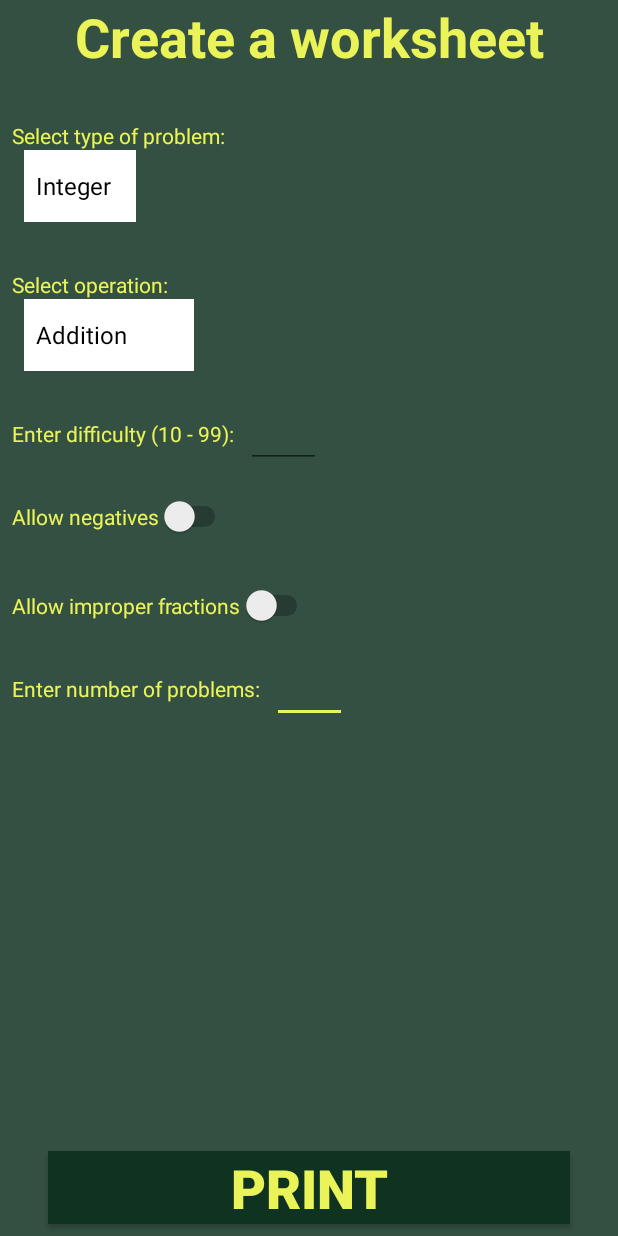
After one commit to stupid-genius/Math-Tutor, an Android app: the WorksheetActivity screen opened directly, with no data from a screen before it, on a phone screen of 412 x 824 dp. The commit adds this screen. Run offline under Robolectric (Android 15) with nearby library versions, the phone set to English and light mode, and no system bars.

Commit message:
WorksheetActivity working
Just need to get fractions working.  That means creating the template
and also making the template selectable.

```diff
--- a/app/src/main/java/com/stupid_genius/mathtutor/MathTutor.java
+++ b/app/src/main/java/com/stupid_genius/mathtutor/MathTutor.java
@@ -124,7 +124,7 @@ public class MathTutor implements Iterable<SimpleProblem> {
 			}
 		});
 
-		tutor.startSession(NumberEnum.INTEGER, OperationEnum.RANDOM, 25, 10, true, false);
+		tutor.startSession(NumberEnum.Integer, OperationEnum.Random, 25, 30, true, false);
 		tutor.setTemplate(new CLIWorksheetTemplate());
 		try (PrintStream ostrm = new PrintStream(new FileOutputStream("mathworksheet.html"))) {
 			ostrm.print(tutor.toString());
@@ -133,7 +133,7 @@ public class MathTutor implements Iterable<SimpleProblem> {
 		}
 
 		System.out.println("Welcome to MathTutor CLI!");
-		tutor.startSession(NumberEnum.INTEGER, OperationEnum.RANDOM,0, 10, true, false);
+		tutor.startSession(NumberEnum.Integer, OperationEnum.Random,0, 10, true, false);
 		Scanner stdin = new Scanner(System.in);
 		for(SimpleProblem problem : tutor){
 			System.out.println(problem.toString());
--- a/app/src/main/java/com/stupid_genius/mathtutor/OperationEnum.java
+++ b/app/src/main/java/com/stupid_genius/mathtutor/OperationEnum.java
@@ -1,7 +1,7 @@
 package com.stupid_genius.mathtutor;
 
 public enum OperationEnum {
-    ADDITION("+"), SUBTRACTION("-"), MULTIPLICATION("*"), DIVISION("/"), RANDOM("");
+    Addition("+"), Subtraction("-"), Multiplication("×"), Division("÷"), Random("");
 
 	private String operator;
 
--- a/app/src/main/java/com/stupid_genius/mathtutor/ProblemFactory.java
+++ b/app/src/main/java/com/stupid_genius/mathtutor/ProblemFactory.java
@@ -32,7 +32,7 @@ class ProblemFactory implements Iterator<SimpleProblem>{
 	public SimpleProblem next() {
 		++sessionCreated;
 		OperationEnum op = operation;
-		if(OperationEnum.RANDOM.equals(operation)){
+		if(OperationEnum.Random.equals(operation)){
 			op = ops[(int)(Math.random()*(ops.length-1))];
 		}
 		return numberClass.newProblem(op, config);
@@ -48,6 +48,6 @@ class ProblemFactory implements Iterator<SimpleProblem>{
 	}
 
 	public String toString() {
-		return String.format("Problem factory:\n%s\n%s\n%s", numberClass, operation, config);
+		return String.format("Problem factory:\n%s\n%s\n%s\n", numberClass, operation, config);
 	}
 }
--- a/app/src/main/java/com/stupid_genius/mathtutor/SimpleFractionAddition.java
+++ b/app/src/main/java/com/stupid_genius/mathtutor/SimpleFractionAddition.java
@@ -6,14 +6,14 @@ public class SimpleFractionAddition extends SimpleFractionProblem {
 	public SimpleFractionAddition(SimpleFraction first, SimpleFraction second) {
 		firstNumber = first;
 		secondNumber = second;
-		operation = OperationEnum.ADDITION;
+		operation = OperationEnum.Addition;
 	}
 
 	public SimpleFractionAddition(Map<MathTutorConfiguration, String> config) {
 		int level = Integer.parseInt(config.get(MathTutorConfiguration.LEVEL));
 		firstNumber = new SimpleFraction((int) (Math.random() * level), (int) (Math.random() * level) + 1);
 		secondNumber = new SimpleFraction((int) (Math.random() * level), (int) (Math.random() * level) + 1);
-		operation = OperationEnum.ADDITION;
+		operation = OperationEnum.Addition;
 	}
 
 	@Override
--- a/app/src/main/java/com/stupid_genius/mathtutor/SimpleFractionDivision.java
+++ b/app/src/main/java/com/stupid_genius/mathtutor/SimpleFractionDivision.java
@@ -6,14 +6,14 @@ public class SimpleFractionDivision extends SimpleFractionProblem {
 	public SimpleFractionDivision(SimpleFraction first, SimpleFraction second) {
 		firstNumber = first;
 		secondNumber = second;
-		operation = OperationEnum.DIVISION;
+		operation = OperationEnum.Division;
 	}
 
 	public SimpleFractionDivision(Map<MathTutorConfiguration, String> config) {
 		int level = Integer.parseInt(config.get(MathTutorConfiguration.LEVEL));
 		firstNumber = new SimpleFraction((int) (Math.random() * level), (int) (Math.random() * level) + 1);
 		secondNumber = new SimpleFraction((int) (Math.random() * level)+1, (int) (Math.random() * level) + 1);
-		operation = OperationEnum.DIVISION;
+		operation = OperationEnum.Division;
 	}
 
 	@Override
--- a/app/src/main/java/com/stupid_genius/mathtutor/SimpleFractionMultiplication.java
+++ b/app/src/main/java/com/stupid_genius/mathtutor/SimpleFractionMultiplication.java
@@ -6,14 +6,14 @@ public class SimpleFractionMultiplication extends SimpleFractionProblem {
 	public SimpleFractionMultiplication(SimpleFraction first, SimpleFraction second) {
 		firstNumber = first;
 		secondNumber = second;
-		operation = OperationEnum.MULTIPLICATION;
+		operation = OperationEnum.Multiplication;
 	}
 
 	public SimpleFractionMultiplication(Map<MathTutorConfiguration, String> config) {
 		int level = Integer.parseInt(config.get(MathTutorConfiguration.LEVEL));
 		firstNumber = new SimpleFraction((int) (Math.random() * level), (int) (Math.random() * level) + 1);
 		secondNumber = new SimpleFraction((int) (Math.random() * level), (int) (Math.random() * level) + 1);
-		operation = OperationEnum.MULTIPLICATION;
+		operation = OperationEnum.Multiplication;
 	}
 
 	@Override
--- a/app/src/main/java/com/stupid_genius/mathtutor/SimpleFractionSubtraction.java
+++ b/app/src/main/java/com/stupid_genius/mathtutor/SimpleFractionSubtraction.java
@@ -6,14 +6,14 @@ public class SimpleFractionSubtraction extends SimpleFractionProblem {
 	public SimpleFractionSubtraction(SimpleFraction first, SimpleFraction second) {
 		firstNumber = first;
 		secondNumber = second;
-		operation = OperationEnum.SUBTRACTION;
+		operation = OperationEnum.Subtraction;
 	}
 
 	public SimpleFractionSubtraction(Map<MathTutorConfiguration, String> config) {
 		int level = Integer.parseInt(config.get(MathTutorConfiguration.LEVEL));
 		firstNumber = new SimpleFraction((int) (Math.random() * level), (int) (Math.random() * level) + 1);
 		secondNumber = new SimpleFraction((int) (Math.random() * level), (int) (Math.random() * level) + 1);
-		operation = OperationEnum.SUBTRACTION;
+		operation = OperationEnum.Subtraction;
 	}
 
 	@Override
--- a/app/src/main/java/com/stupid_genius/mathtutor/SimpleIntegerAddition.java
+++ b/app/src/main/java/com/stupid_genius/mathtutor/SimpleIntegerAddition.java
@@ -13,7 +13,7 @@ public class SimpleIntegerAddition extends SimpleIntegerProblem {
 			firstNumber = (int) (Math.random() * level);
 			secondNumber = (int) (Math.random() * level);
 		}
-		operation = OperationEnum.ADDITION;
+		operation = OperationEnum.Addition;
 	}
 
 	@Override
--- a/app/src/main/java/com/stupid_genius/mathtutor/SimpleIntegerDivision.java
+++ b/app/src/main/java/com/stupid_genius/mathtutor/SimpleIntegerDivision.java
@@ -15,7 +15,7 @@ class SimpleIntegerDivision extends SimpleIntegerProblem {
 			secondNumber = (int) (Math.random() * (level-1)) + 1;
 			firstNumber = ((int) (Math.random() * level)) * secondNumber;
 		}
-		operation = OperationEnum.DIVISION;
+		operation = OperationEnum.Division;
 	}
 
 	@Override
--- a/app/src/main/java/com/stupid_genius/mathtutor/SimpleIntegerMultiplication.java
+++ b/app/src/main/java/com/stupid_genius/mathtutor/SimpleIntegerMultiplication.java
@@ -13,7 +13,7 @@ class SimpleIntegerMultiplication extends SimpleIntegerProblem {
 			firstNumber = (int) (Math.random() * level);
 			secondNumber = (int) (Math.random() * level);
 		}
-		operation = OperationEnum.MULTIPLICATION;
+		operation = OperationEnum.Multiplication;
 	}
 
 	@Override
--- a/app/src/main/java/com/stupid_genius/mathtutor/SimpleIntegerSubraction.java
+++ b/app/src/main/java/com/stupid_genius/mathtutor/SimpleIntegerSubraction.java
@@ -13,7 +13,7 @@ public class SimpleIntegerSubraction extends SimpleIntegerProblem {
 			secondNumber = (int) (Math.random() * level*.8);
 			firstNumber = ((int) (Math.random() * level*.8) + 1) + secondNumber;
 		}
-		operation = OperationEnum.SUBTRACTION;
+		operation = OperationEnum.Subtraction;
 	}
 
 	@Override
--- /dev/null
+++ b/app/src/main/java/com/stupid_genius/mathtutor/WorksheetActivity.java
@@ -0,0 +1,84 @@
+package com.stupid_genius.mathtutor;
+
+import androidx.appcompat.app.AppCompatActivity;
+
+import android.content.Context;
+import android.os.Bundle;
+import android.print.PrintAttributes;
+import android.print.PrintDocumentAdapter;
+import android.print.PrintJob;
+import android.print.PrintManager;
+import android.view.View;
+import android.webkit.WebView;
+import android.webkit.WebViewClient;
+import android.widget.ArrayAdapter;
+import android.widget.EditText;
+import android.widget.Spinner;
+import android.widget.Switch;
+
+public class WorksheetActivity extends AppCompatActivity{
+	private MathTutor tutor;
+	private WebView webView;
+
+	@Override
+	protected void onCreate(Bundle savedInstanceState) {
+		super.onCreate(savedInstanceState);
+		setContentView(R.layout.activity_worksheet);
+
+		ArrayAdapter<NumberEnum> numberAdapter = new ArrayAdapter<>(this, android.R.layout.simple_spinner_dropdown_item, NumberEnum.values());
+		ArrayAdapter<OperationEnum> operationAdapter = new ArrayAdapter<>(this, android.R.layout.simple_spinner_dropdown_item, OperationEnum.values());
+
+		Spinner numberClass = findViewById(R.id.numberClass);
+		Spinner operations = findViewById(R.id.operations);
+		numberClass.setAdapter(numberAdapter);
+		operations.setAdapter(operationAdapter);
+	}
+
+	private void createWebPrintJob(WebView view){
+		PrintManager printManager = (PrintManager) getSystemService(Context.PRINT_SERVICE);
+		String jobName = getString(R.string.app_name) + " Worksheet";
+		PrintDocumentAdapter printAdapter = webView.createPrintDocumentAdapter(jobName);
+		PrintJob printJob = printManager.print(jobName, printAdapter, new PrintAttributes.Builder().build());
+	}
+
+	public void clickPrint(View view) {
+		Spinner numberClass = findViewById(R.id.numberClass);
+		Spinner operation = findViewById(R.id.operations);
+		Switch allowNegatives = findViewById(R.id.negatives);
+		Switch allowImproper = findViewById(R.id.improper);
+		EditText sessionCount = findViewById(R.id.sessionCount);
+		EditText difficulty = findViewById(R.id.level);
+
+		int count = Integer.parseInt(String.valueOf(sessionCount.getText()));
+		int level = Integer.parseInt(String.valueOf(difficulty.getText()));
+
+		if(count<1){
+			count = 1;
+		}
+		if(level < 10){
+			level = 10;
+		}else if(level > 99){
+			level = 99;
+		}
+
+		AppWorksheetTemplate template = new AppWorksheetTemplate();
+		template.setApplicationContext(getApplicationContext());
+		tutor = new MathTutor();
+		tutor.setTemplate(template);
+		tutor.startSession((NumberEnum) numberClass.getSelectedItem(), (OperationEnum) operation.getSelectedItem(), count, level, allowNegatives.isChecked(), allowImproper.isChecked());
+
+		webView = new WebView(WorksheetActivity.this);
+		webView.setWebViewClient(new WebViewClient(){
+			public boolean shouldOverrideUrlLoading(WebView view, String url){
+				return false;
+			}
+
+			@Override
+			public void onPageFinished(WebView view, String url){
+				createWebPrintJob(view);
+				webView = null;
+			}
+		});
+		webView.loadDataWithBaseURL(null, tutor.toString(), "text/HTML", "UTF-8", null);
+	}
+}
--- /dev/null
+++ b/app/src/main/res/layout/activity_worksheet.xml
@@ -0,0 +1,150 @@
+<?xml version="1.0" encoding="utf-8"?>
+<androidx.constraintlayout.widget.ConstraintLayout xmlns:android="http://schemas.android.com/apk/res/android"
+    xmlns:app="http://schemas.android.com/apk/res-auto"
+    xmlns:tools="http://schemas.android.com/tools"
+    android:layout_width="match_parent"
+    android:layout_height="match_parent"
+    android:background="@color/primary_lightVariant"
+    tools:context=".WorksheetActivity">
+
+    <Spinner
+        android:id="@+id/numberClass"
+        android:layout_width="wrap_content"
+        android:layout_height="wrap_content"
+        android:layout_marginStart="16dp"
+        android:background="@android:color/white"
+        app:layout_constraintStart_toStartOf="parent"
+        app:layout_constraintTop_toBottomOf="@+id/textView2" />
+
+    <TextView
+        android:id="@+id/textView"
+        android:layout_width="wrap_content"
+        android:layout_height="wrap_content"
+        android:text="Create a worksheet"
+        android:textColor="@color/colorAccent"
+        android:textSize="36sp"
+        android:textStyle="bold"
+        app:layout_constraintEnd_toEndOf="parent"
+        app:layout_constraintStart_toStartOf="parent"
+        app:layout_constraintTop_toTopOf="parent" />
+
+    <TextView
+        android:id="@+id/textView2"
+        android:layout_width="wrap_content"
+        android:layout_height="wrap_content"
+        android:layout_marginStart="8dp"
+        android:layout_marginTop="32dp"
+        android:text="Select type of problem:"
+        android:textColor="@color/colorAccent"
+        app:layout_constraintStart_toStartOf="parent"
+        app:layout_constraintTop_toBottomOf="@+id/textView" />
+
+    <TextView
+        android:id="@+id/textView3"
+        android:layout_width="wrap_content"
+        android:layout_height="wrap_content"
+        android:layout_marginStart="8dp"
+        android:layout_marginTop="32dp"
+        android:text="Select operation:"
+        android:textColor="@color/colorAccent"
+        app:layout_constraintStart_toStartOf="parent"
+        app:layout_constraintTop_toBottomOf="@+id/numberClass" />
+
+    <TextView
+        android:id="@+id/textView4"
+        android:layout_width="wrap_content"
+        android:layout_height="wrap_content"
+        android:layout_marginStart="8dp"
+        android:layout_marginTop="32dp"
+        android:text="Enter difficulty (10 - 99):"
+        android:textColor="@color/colorAccent"
+        app:layout_constraintStart_toStartOf="parent"
+        app:layout_constraintTop_toBottomOf="@+id/operations" />
+
+    <Spinner
+        android:id="@+id/operations"
+        android:layout_width="wrap_content"
+        android:layout_height="wrap_content"
+        android:layout_marginStart="16dp"
+        android:background="@android:color/white"
+        app:layout_constraintStart_toStartOf="parent"
+        app:layout_constraintTop_toBottomOf="@+id/textView3" />
+
+    <TextView
+        android:id="@+id/textView7"
+        android:layout_width="wrap_content"
+        android:layout_height="wrap_content"
+        android:layout_marginStart="8dp"
+        android:layout_marginTop="32dp"
+        android:text="Enter number of problems:"
+        android:textColor="@color/colorAccent"
+        app:layout_constraintStart_toStartOf="parent"
+        app:layout_constraintTop_toBottomOf="@+id/improper" />
+
+    <Switch
+        android:id="@+id/negatives"
+        android:layout_width="wrap_content"
+        android:layout_height="wrap_content"
+        android:layout_marginStart="8dp"
+        android:layout_marginTop="32dp"
+        android:text="Allow negatives"
+        android:textColor="@color/colorAccent"
+        app:layout_constraintStart_toStartOf="parent"
+        app:layout_constraintTop_toBottomOf="@+id/textView4" />
+
+    <Switch
+        android:id="@+id/improper"
+        android:layout_width="wrap_content"
+        android:layout_height="wrap_content"
+        android:layout_marginStart="8dp"
+        android:layout_marginTop="32dp"
+        android:text="Allow improper fractions"
+        android:textColor="@color/colorAccent"
+        app:layout_constraintStart_toStartOf="parent"
+        app:layout_constraintTop_toBottomOf="@+id/negatives"
+        tools:visibility="visible" />
+
+    <Button
+        android:id="@+id/button"
+        android:layout_width="0dp"
+        android:layout_height="wrap_content"
+        android:layout_marginStart="32dp"
+        android:layout_marginEnd="32dp"
+        android:layout_marginBottom="8dp"
+        android:background="@color/colorPrimaryDark"
+        android:onClick="clickPrint"
+        android:text="Print"
+        android:textColor="@color/colorAccent"
+        android:textSize="36sp"
+        android:textStyle="bold"
+        app:layout_constraintBottom_toBottomOf="parent"
+        app:layout_constraintEnd_toEndOf="parent"
+        app:layout_constraintStart_toStartOf="parent" />
+
+    <EditText
+        android:id="@+id/sessionCount"
+        android:layout_width="0dp"
+        android:layout_height="wrap_content"
+        android:layout_marginStart="8dp"
+        android:width="50sp"
+        android:ems="10"
+        android:inputType="number"
+        android:textColor="@color/colorAccent"
+        app:layout_constraintBottom_toBottomOf="@+id/textView7"
+        app:layout_constraintStart_toEndOf="@+id/textView7"
+        app:layout_constraintTop_toTopOf="@+id/textView7" />
+
+    <EditText
+        android:id="@+id/level"
+        android:layout_width="wrap_content"
+        android:layout_height="wrap_content"
+        android:layout_marginStart="8dp"
+        android:width="50sp"
+        android:ems="10"
+        android:inputType="number"
+        android:textColor="@color/colorAccent"
+        app:layout_constraintBottom_toBottomOf="@+id/textView4"
+        app:layout_constraintStart_toEndOf="@+id/textView4"
+        app:layout_constraintTop_toTopOf="@+id/textView4" />
+
+</androidx.constraintlayout.widget.ConstraintLayout>
```
Also changed, not shown: app/src/main/AndroidManifest.xml (+10 -0 lines), app/src/main/java/com/stupid_genius/mathtutor/FractionActivity.java (+9 -8 lines), app/src/main/java/com/stupid_genius/mathtutor/MainActivity.java (+9 -59 lines), app/src/main/java/com/stupid_genius/mathtutor/NumberEnum.java (+6 -6 lines), 1 other file.
